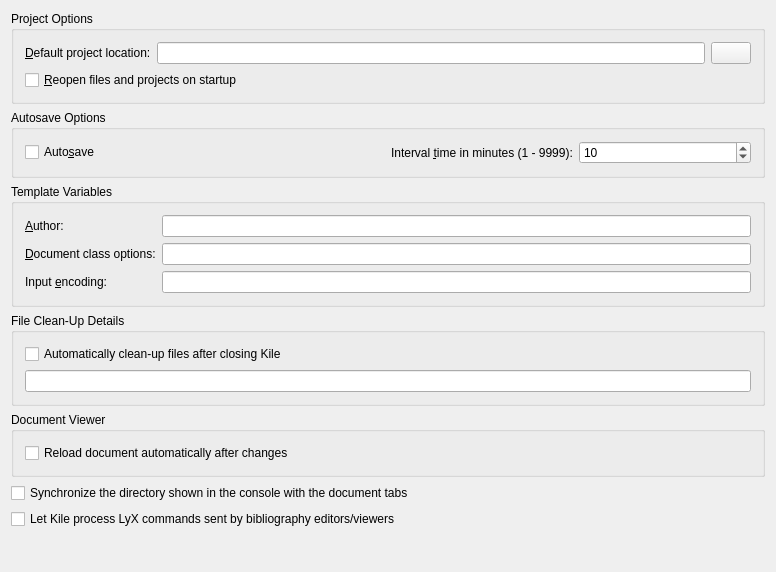
KDE/kile, file src/widgets/generalconfigwidget.ui: the form before one commit.
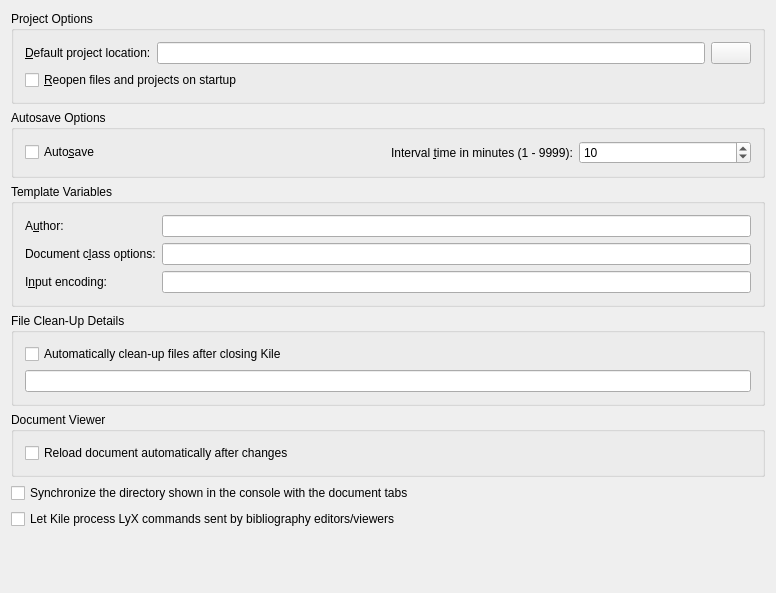
The form after the commit. Custom widgets are drawn as their Qt base class.

Patch:
```diff
--- a/src/widgets/generalconfigwidget.ui
+++ b/src/widgets/generalconfigwidget.ui
@@ -7,7 +7,7 @@
     <x>0</x>
     <y>0</y>
     <width>776</width>
-    <height>572</height>
+    <height>593</height>
    </rect>
   </property>
   <property name="sizePolicy">
@@ -135,7 +135,7 @@
       <string>Template Variables</string>
      </property>
      <property name="flat">
-      <bool>true</bool>
+      <bool>false</bool>
      </property>
      <layout class="QGridLayout">
       <item row="0" column="1">
@@ -150,7 +150,7 @@
       <item row="0" column="0">
        <widget class="QLabel" name="textLabel3">
         <property name="text">
-         <string>&amp;Author:</string>
+         <string>A&amp;uthor:</string>
         </property>
         <property name="wordWrap">
          <bool>false</bool>
@@ -163,7 +163,7 @@
       <item row="1" column="0">
        <widget class="QLabel" name="textLabel4">
         <property name="text">
-         <string>&amp;Document class options:</string>
+         <string>Document c&amp;lass options:</string>
         </property>
         <property name="wordWrap">
          <bool>false</bool>
@@ -176,7 +176,7 @@
       <item row="2" column="0">
        <widget class="QLabel" name="textLabel5">
         <property name="text">
-         <string>Input &amp;encoding:</string>
+         <string>I&amp;nput encoding:</string>
         </property>
         <property name="wordWrap">
          <bool>false</bool>
```
Left out of the diff: 14 changed lines with no effect on the pictures.
